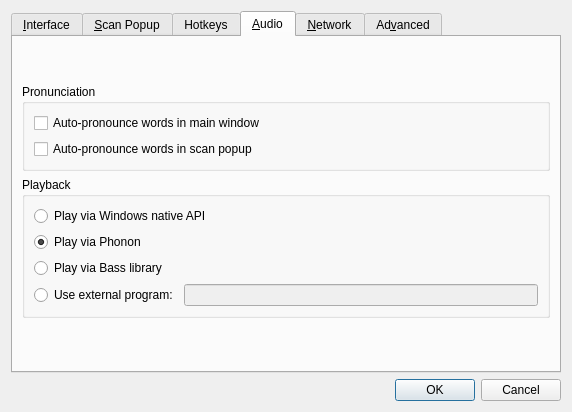
goldendict/goldendict, file preferences.ui: the form before one commit.
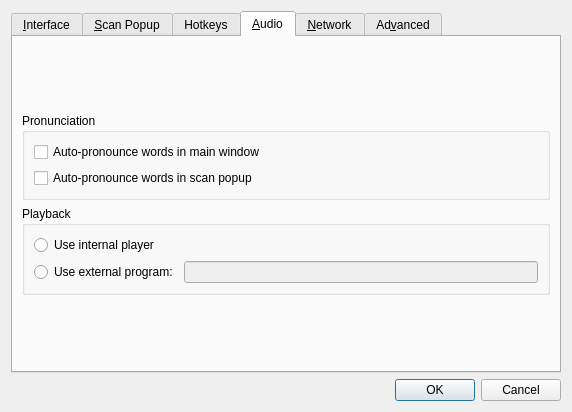
The form after the commit. The open tabs and pages were chosen to show the change. Icons and pictures are not drawn. Custom widgets are drawn as their Qt base class.

Commit message:
Add internal audio player(ffmpeg/libav + libao).
* phonon, bass, playsound are removed.

Patch:
```diff
--- a/preferences.ui
+++ b/preferences.ui
@@ -804,32 +804,7 @@
 but works very well.</string>
             </property>
             <property name="text">
-             <string>Play via Windows native API</string>
-            </property>
-           </widget>
-          </item>
-          <item>
-           <widget class="QRadioButton" name="playViaPhonon">
-            <property name="toolTip">
-             <string>Play audio via Phonon framework. May be somewhat unstable,
-but should support most audio file formats.</string>
-            </property>
-            <property name="text">
-             <string>Play via Phonon</string>
-            </property>
-            <property name="checked">
-             <bool>true</bool>
-            </property>
-           </widget>
-          </item>
-          <item>
-           <widget class="QRadioButton" name="playViaBass">
-            <property name="toolTip">
-             <string>Play audio via Bass library. Optimal choice. To use this mode
-you must place bass.dll (http://www.un4seen.com) into GoldenDict folder.</string>
-            </property>
-            <property name="text">
-             <string>Play via Bass library</string>
+             <string>Use internal player</string>
             </property>
            </widget>
           </item>
```
Left out of the diff: 5 changed lines with no effect on the pictures. The commit also changes 13 other files.
